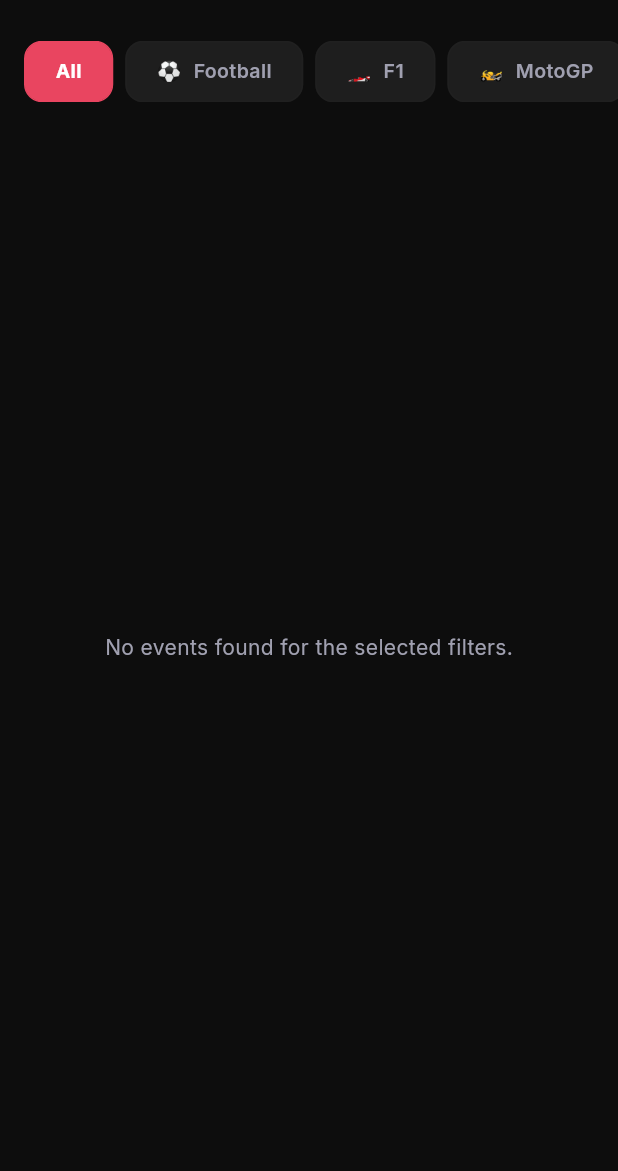
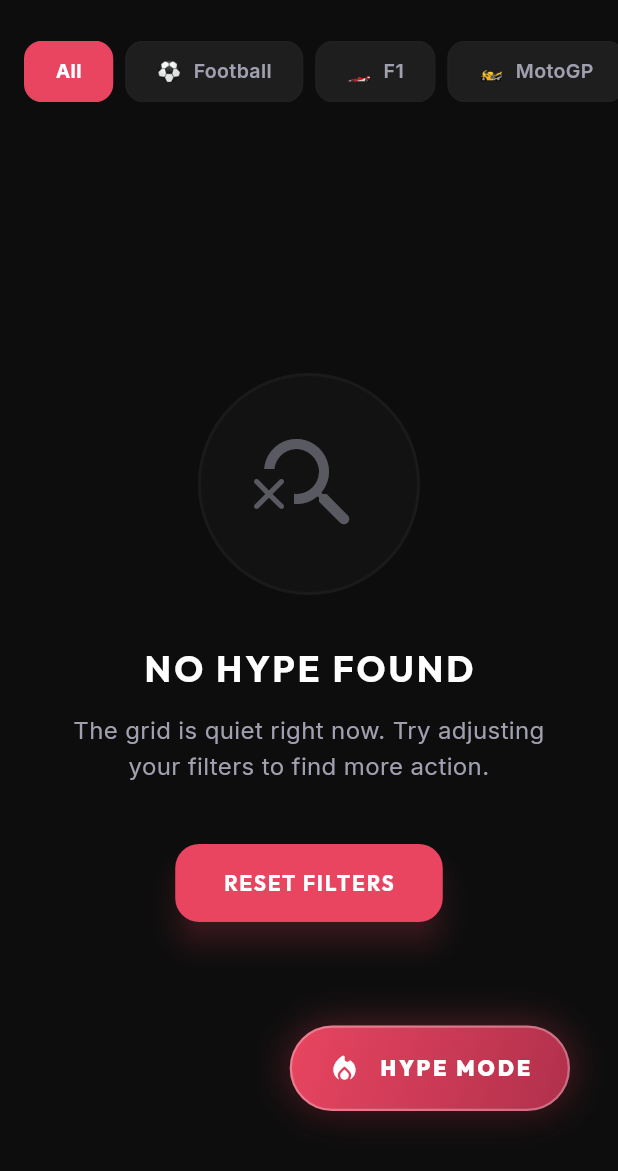
Before and after one commit to Muhibush/hype_grid, a Flutter app: the screen it shows after launch, on a phone screen of 412 x 824 dp, the part 65-1236 px from its top. Run offline on Flutter 3.47's test engine with Material 3 defaults, Android fonts, the phone set to English and light mode, and no system bars; our stand-ins replace equatable, firebase_core, firebase_messaging, flutter_bloc, flutter_dotenv, google_fonts and 4 more; accounts and stored records are empty; generated files the repository leaves out were written again.

Commit message:
feat: implement empty state and filter UI, enhance event cards with expanded sport tags and improved layout.

```diff
--- a/lib/pages/home/bloc/home_bloc.dart
+++ b/lib/pages/home/bloc/home_bloc.dart
@@ -12,24 +12,58 @@ class HomeBloc extends Bloc<HomeEvent, HomeState> {
       super(HomeInitial()) {
     on<LoadHomeEvents>(_onLoadEvents);
     on<FilterBySport>(_onFilterSport);
+    on<ToggleHypeFilter>(_onToggleHypeFilter);
   }
 
   void _onLoadEvents(LoadHomeEvents event, Emitter<HomeState> emit) async {
-    emit(HomeLoading(selectedSport: state.selectedSport));
+    emit(
+      HomeLoading(
+        selectedSport: state.selectedSport,
+        showOnlyHype: state.showOnlyHype,
+      ),
+    );
 
     try {
       final events = await _repository.fetchEvents();
 
-      _emitLoadedWithFilters(emit, events, state.selectedSport);
+      _emitLoadedWithFilters(
+        emit,
+        events,
+        state.selectedSport,
+        state.showOnlyHype,
+      );
     } catch (e) {
-      emit(HomeError(e.toString(), selectedSport: state.selectedSport));
+      emit(
+        HomeError(
+          e.toString(),
+          selectedSport: state.selectedSport,
+          showOnlyHype: state.showOnlyHype,
+        ),
+      );
     }
   }
 
   void _onFilterSport(FilterBySport event, Emitter<HomeState> emit) {
     if (state is HomeLoaded) {
       final currentState = state as HomeLoaded;
-      _emitLoadedWithFilters(emit, currentState.allEvents, event.sport);
+      _emitLoadedWithFilters(
+        emit,
+        currentState.allEvents,
+        event.sport,
+        currentState.showOnlyHype,
+      );
+    }
+  }
+
+  void _onToggleHypeFilter(ToggleHypeFilter event, Emitter<HomeState> emit) {
+    if (state is HomeLoaded) {
+      final currentState = state as HomeLoaded;
+      _emitLoadedWithFilters(
+        emit,
+        currentState.allEvents,
+        currentState.selectedSport,
+        event.showOnlyHype,
+      );
     }
   }
 
@@ -37,6 +71,7 @@ class HomeBloc extends Bloc<HomeEvent, HomeState> {
     Emitter<HomeState> emit,
     List<HypeEvent> allEvents,
     SportFilter sport,
+    bool showOnlyHype,
   ) {
     final now = DateTime.now();
     var filtered = allEvents.where((event) {
@@ -44,10 +79,16 @@ class HomeBloc extends Bloc<HomeEvent, HomeState> {
       final isUpcoming = event.startTime.isAfter(now);
       if (!isUpcoming) return false;
 
+      // Hype Filter
+      if (showOnlyHype && event.hypeScore < 90) {
+        return false;
+      }
+
       // Sport Filter
       bool sportMatches = true;
       if (sport != SportFilter.all) {
-        sportMatches = event.sport.toLowerCase() == sport.searchKey.toLowerCase();
+        sportMatches =
+            event.sport.toLowerCase() == sport.searchKey.toLowerCase();
       }
 
       return sportMatches;
@@ -61,6 +102,7 @@ class HomeBloc extends Bloc<HomeEvent, HomeState> {
         allEvents: allEvents,
         filteredEvents: filtered,
         selectedSport: sport,
+        showOnlyHype: showOnlyHype,
       ),
     );
   }
--- a/lib/pages/home/bloc/home_event_state.dart
+++ b/lib/pages/home/bloc/home_event_state.dart
@@ -20,20 +20,32 @@ class FilterBySport extends HomeEvent {
   List<Object?> get props => [sport];
 }
 
+class ToggleHypeFilter extends HomeEvent {
+  final bool showOnlyHype;
+  const ToggleHypeFilter(this.showOnlyHype);
+
+  @override
+  List<Object?> get props => [showOnlyHype];
+}
+
 // --- STATES ---
 abstract class HomeState extends Equatable {
   final SportFilter selectedSport;
+  final bool showOnlyHype;
 
-  const HomeState({this.selectedSport = SportFilter.all});
+  const HomeState({
+    this.selectedSport = SportFilter.all,
+    this.showOnlyHype = true,
+  });
 
   @override
-  List<Object?> get props => [selectedSport];
+  List<Object?> get props => [selectedSport, showOnlyHype];
 }
 
 class HomeInitial extends HomeState {}
 
 class HomeLoading extends HomeState {
-  const HomeLoading({super.selectedSport});
+  const HomeLoading({super.selectedSport, super.showOnlyHype});
 }
 
 class HomeLoaded extends HomeState {
@@ -44,17 +56,19 @@ class HomeLoaded extends HomeState {
     required this.allEvents,
     required this.filteredEvents,
     super.selectedSport,
+    super.showOnlyHype,
   });
 
   @override
-  List<Object?> get props => [allEvents, filteredEvents, selectedSport];
+  List<Object?> get props =>
+      [allEvents, filteredEvents, selectedSport, showOnlyHype];
 }
 
 class HomeError extends HomeState {
   final String message;
 
-  const HomeError(this.message, {super.selectedSport});
+  const HomeError(this.message, {super.selectedSport, super.showOnlyHype});
 
   @override
-  List<Object?> get props => [message, selectedSport];
+  List<Object?> get props => [message, selectedSport, showOnlyHype];
 }
--- a/lib/pages/home/home_screen.dart
+++ b/lib/pages/home/home_screen.dart
@@ -6,6 +6,8 @@ import 'package:hype_grid/pages/home/bloc/home_event_state.dart';
 import 'package:hype_grid/pages/home/widget/date_section_header.dart';
 import 'package:hype_grid/pages/home/widget/hype_event_card.dart';
 import 'package:hype_grid/pages/home/widget/sport_filter_chips.dart';
+import 'package:hype_grid/pages/home/widget/hype_filter_fab.dart';
+import 'package:hype_grid/pages/home/widget/hype_empty_state.dart';
 import 'package:hype_grid/utils/app_colors.dart';
 import 'package:hype_grid/widget/hype_app_bar.dart';
 
@@ -21,21 +23,65 @@ class HomeScreen extends StatelessWidget {
   }
 }
 
-class _HomeScreenContent extends StatelessWidget {
+class _HomeScreenContent extends StatefulWidget {
   const _HomeScreenContent();
 
   @override
+  State<_HomeScreenContent> createState() => _HomeScreenContentState();
+}
+
+class _HomeScreenContentState extends State<_HomeScreenContent> {
+  final ScrollController _scrollController = ScrollController();
+
+  @override
+  void dispose() {
+    _scrollController.dispose();
+    super.dispose();
+  }
+
+  void _scrollToTop() {
+    if (_scrollController.hasClients) {
+      _scrollController.animateTo(
+        0,
+        duration: const Duration(milliseconds: 500),
+        curve: Curves.easeOutCubic,
+      );
+    }
+  }
+
+  @override
   Widget build(BuildContext context) {
+    return BlocConsumer<HomeBloc, HomeState>(
+      listener: (context, state) {
+        if (state is HomeLoaded) {
+          _scrollToTop();
+        }
+      },
+      builder: (context, state) {
         return Scaffold(
           backgroundColor: AppColors.background,
           appBar: const HypeAppBar(),
+          floatingActionButton: HypeFilterFAB(
+            isActive: state.showOnlyHype,
+            onTap: () {
+              context.read<HomeBloc>().add(
+                    ToggleHypeFilter(!state.showOnlyHype),
+                  );
+            },
+          ),
           body: ScrollConfiguration(
             behavior: ScrollConfiguration.of(context).copyWith(scrollbars: false),
-        child: BlocBuilder<HomeBloc, HomeState>(
-          builder: (context, state) {
+            child: _buildBody(context, state),
+          ),
+        );
+      },
+    );
+  }
+
+  Widget _buildBody(BuildContext context, HomeState state) {
     final List<Widget> slivers = [];
 
-            // 1. Sticky Filters (using SliverAppBar for stability)
+    // 1. Sticky Sport Filter
     slivers.add(
       SliverAppBar(
         pinned: true,
@@ -82,31 +128,33 @@ class _HomeScreenContent extends StatelessWidget {
         ),
       );
     } else if (state is HomeLoaded) {
+      if (state.filteredEvents.isEmpty) {
+        slivers.add(
+          SliverFillRemaining(
+            hasScrollBody: false,
+            child: HypeEmptyState(
+              onReset: () {
+                context.read<HomeBloc>()
+                  ..add(const FilterBySport(SportFilter.all))
+                  ..add(const ToggleHypeFilter(false));
+              },
+            ),
+          ),
+        );
+      } else {
         slivers.add(_buildEventList(state.filteredEvents));
+      }
     } else {
       slivers.add(const SliverToBoxAdapter(child: SizedBox.shrink()));
     }
 
-            return CustomScrollView(slivers: slivers);
-          },
-        ),
-      ),
+    return CustomScrollView(
+      controller: _scrollController,
+      slivers: slivers,
     );
   }
 
   Widget _buildEventList(List<HypeEvent> events) {
-    if (events.isEmpty) {
-      return const SliverFillRemaining(
-        hasScrollBody: false,
-        child: Center(
-          child: Text(
-            'No events found for the selected filters.',
-            style: TextStyle(color: AppColors.textSecondary),
-          ),
-        ),
-      );
-    }
-
     // Grouping events by date
     final groupedEvents = <DateTime, List<HypeEvent>>{};
     for (var event in events) {
@@ -121,7 +169,7 @@ class _HomeScreenContent extends StatelessWidget {
     final sortedDates = groupedEvents.keys.toList()..sort();
 
     return SliverPadding(
-      padding: const EdgeInsets.symmetric(horizontal: 24),
+      padding: const EdgeInsets.fromLTRB(24, 0, 24, 100), // Space for FAB
       sliver: SliverList(
         delegate: SliverChildBuilderDelegate(
           (context, index) {
--- a/lib/pages/home/widget/hype_badge.dart
+++ b/lib/pages/home/widget/hype_badge.dart
@@ -7,7 +7,7 @@ class HypeBadge extends StatelessWidget {
 
   const HypeBadge({super.key, required this.hypeScore});
 
-  bool get isHighHype => hypeScore >= 95;
+  bool get isHighHype => hypeScore >= 90;
 
   @override
   Widget build(BuildContext context) {
--- /dev/null
+++ b/lib/pages/home/widget/hype_empty_state.dart
@@ -0,0 +1,81 @@
+import 'package:flutter/material.dart';
+import 'package:google_fonts/google_fonts.dart';
+import 'package:hype_grid/utils/app_colors.dart';
+
+class HypeEmptyState extends StatelessWidget {
+  final VoidCallback onReset;
+
+  const HypeEmptyState({super.key, required this.onReset});
+
+  @override
+  Widget build(BuildContext context) {
+    return Center(
+      child: Padding(
+        padding: const EdgeInsets.symmetric(horizontal: 40),
+        child: Column(
+          mainAxisAlignment: MainAxisAlignment.center,
+          children: [
+            Container(
+              padding: const EdgeInsets.all(32),
+              decoration: BoxDecoration(
+                color: AppColors.surfaceHighlight.withValues(alpha: 0.3),
+                shape: BoxShape.circle,
+                border: Border.all(
+                  color: AppColors.divider.withValues(alpha: 0.5),
+                  width: 2,
+                ),
+              ),
+              child: Icon(
+                Icons.search_off_rounded,
+                size: 80,
+                color: AppColors.textSecondary.withValues(alpha: 0.5),
+              ),
+            ),
+            const SizedBox(height: 32),
+            Text(
+              'NO HYPE FOUND',
+              style: GoogleFonts.outfit(
+                color: Colors.white,
+                fontSize: 24,
+                fontWeight: FontWeight.bold,
+                letterSpacing: 2,
+              ),
+            ),
+            const SizedBox(height: 12),
+            Text(
+              'The grid is quiet right now. Try adjusting your filters to find more action.',
+              textAlign: TextAlign.center,
+              style: GoogleFonts.inter(
+                color: AppColors.textSecondary,
+                fontSize: 16,
+                height: 1.5,
+              ),
+            ),
+            const SizedBox(height: 40),
+            ElevatedButton(
+              onPressed: onReset,
+              style: ElevatedButton.styleFrom(
+                backgroundColor: AppColors.primary,
+                foregroundColor: Colors.white,
+                padding: const EdgeInsets.symmetric(horizontal: 32, vertical: 16),
+                shape: RoundedRectangleBorder(
+                  borderRadius: BorderRadius.circular(16),
+                ),
+                elevation: 8,
+                shadowColor: AppColors.primary.withValues(alpha: 0.5),
+              ),
+              child: Text(
+                'RESET FILTERS',
+                style: GoogleFonts.outfit(
+                  fontWeight: FontWeight.bold,
+                  fontSize: 14,
+                  letterSpacing: 1.2,
+                ),
+              ),
+            ),
+          ],
+        ),
+      ),
+    );
+  }
+}
--- /dev/null
+++ b/lib/pages/home/widget/hype_filter_fab.dart
@@ -0,0 +1,89 @@
+import 'dart:ui';
+import 'package:flutter/material.dart';
+import 'package:google_fonts/google_fonts.dart';
+import 'package:hype_grid/utils/app_colors.dart';
+
+class HypeFilterFAB extends StatelessWidget {
+  final bool isActive;
+  final VoidCallback onTap;
+
+  const HypeFilterFAB({
+    super.key,
+    required this.isActive,
+    required this.onTap,
+  });
+
+  @override
+  Widget build(BuildContext context) {
+    return GestureDetector(
+      onTap: onTap,
+      child: AnimatedContainer(
+        duration: const Duration(milliseconds: 300),
+        curve: Curves.easeInOut,
+        margin: const EdgeInsets.only(bottom: 24, right: 16),
+        padding: const EdgeInsets.symmetric(horizontal: 24, vertical: 16),
+        decoration: BoxDecoration(
+          borderRadius: BorderRadius.circular(32),
+          gradient: isActive
+              ? const LinearGradient(
+                  colors: [
+                    AppColors.primary,
+                    Color(0xFFB0304C),
+                  ],
+                  begin: Alignment.topLeft,
+                  end: Alignment.bottomRight,
+                )
+              : null,
+          color: isActive
+              ? null
+              : AppColors.surface.withValues(alpha: 0.95),
+          boxShadow: [
+            BoxShadow(
+              color: Colors.black.withValues(alpha: 0.4),
+              blurRadius: 16,
+              offset: const Offset(0, 8),
+            ),
+            if (isActive)
+              BoxShadow(
+                color: AppColors.primary.withValues(alpha: 0.3),
+                blurRadius: 20,
+                spreadRadius: 2,
+              ),
+          ],
+          border: Border.all(
+            color: isActive
+                ? Colors.white.withValues(alpha: 0.3)
+                : AppColors.divider.withValues(alpha: 0.6),
+            width: 1.5,
+          ),
+        ),
+        child: Row(
+          mainAxisSize: MainAxisSize.min,
+          children: [
+            AnimatedSwitcher(
+              duration: const Duration(milliseconds: 300),
+              child: Icon(
+                isActive
+                    ? Icons.local_fire_department_rounded
+                    : Icons.local_fire_department_outlined,
+                key: ValueKey<bool>(isActive),
+                color: isActive ? Colors.white : AppColors.primary,
+                size: 22,
+              ),
+            ),
+            const SizedBox(width: 12),
+            Text(
+              'HYPE MODE',
+              style: GoogleFonts.outfit(
+                color: isActive ? Colors.white : AppColors.textPrimary,
+                fontWeight: FontWeight.w900,
+                fontSize: 14,
+                letterSpacing: 2,
+              ),
+            ),
+          ],
+        ),
+      ),
+    );
+  }
+}
```
Also changed, not shown: lib/pages/home/widget/hype_event_card.dart (+34 -18 lines), lib/pages/home/widget/hype_filter_button.dart (added, +86 -0 lines), lib/pages/home/widget/sport_tag.dart (+20 -0 lines). Lines whose indentation alone changed are shown as unchanged.
